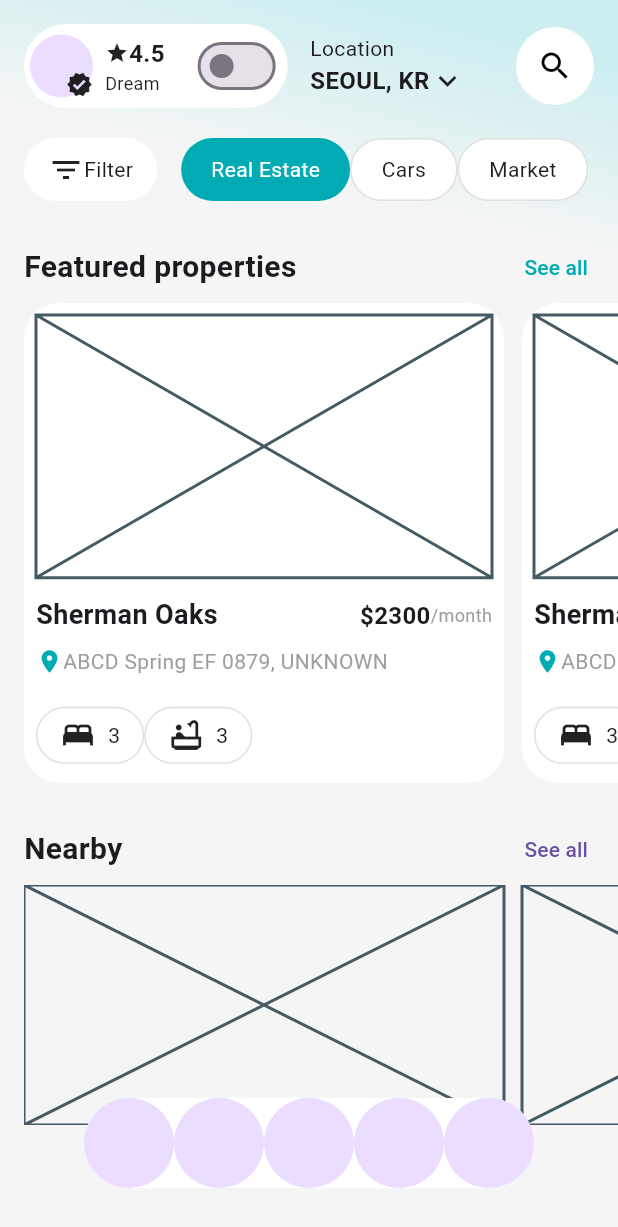
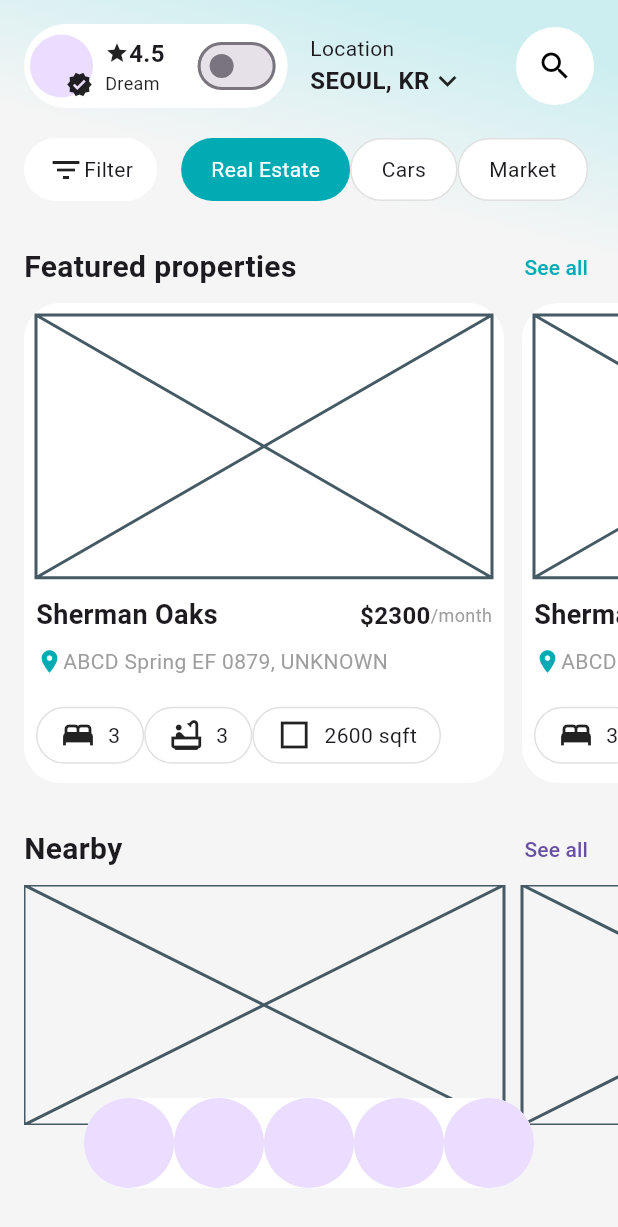
Before and after one commit to JAICHANGPARK/flutter_notebook_chapter_49, a Flutter app: the RealEstateHomePage screen opened directly, on a phone screen of 412 x 824 dp. Shown: the top 1227 px of the screen. Run offline on Flutter 3.47's test engine with Material 3 defaults, Android fonts, the phone set to English and light mode, and no system bars; our stand-ins replace dots_indicator, gap, google_fonts.

Commit message:
Update real_estate_home_page.dart

```diff
--- a/lib/ep2472_real_estate_app/ui/real_estate_home_page.dart
+++ b/lib/ep2472_real_estate_app/ui/real_estate_home_page.dart
@@ -352,6 +352,26 @@ class _RealEstateHomePageState extends State<RealEstateHomePage> {
                                                   ],
                                                 ),
                                               ),
+                                              Container(
+                                                decoration: ShapeDecoration(
+                                                  shape: StadiumBorder(
+                                                    side: BorderSide(
+                                                      color: Colors.grey[300]!,
+                                                    ),
+                                                  ),
+                                                ),
+                                                padding: EdgeInsets.symmetric(
+                                                  horizontal: 15,
+                                                  vertical: 6,
+                                                ),
+                                                child: Row(
+                                                  spacing: 8,
+                                                  children: [
+                                                    Icon(Icons.square_outlined),
+                                                    Text("2600 sqft"),
+                                                  ],
+                                                ),
+                                              ),
                                             ],
                                           ),
                                         ],
```
